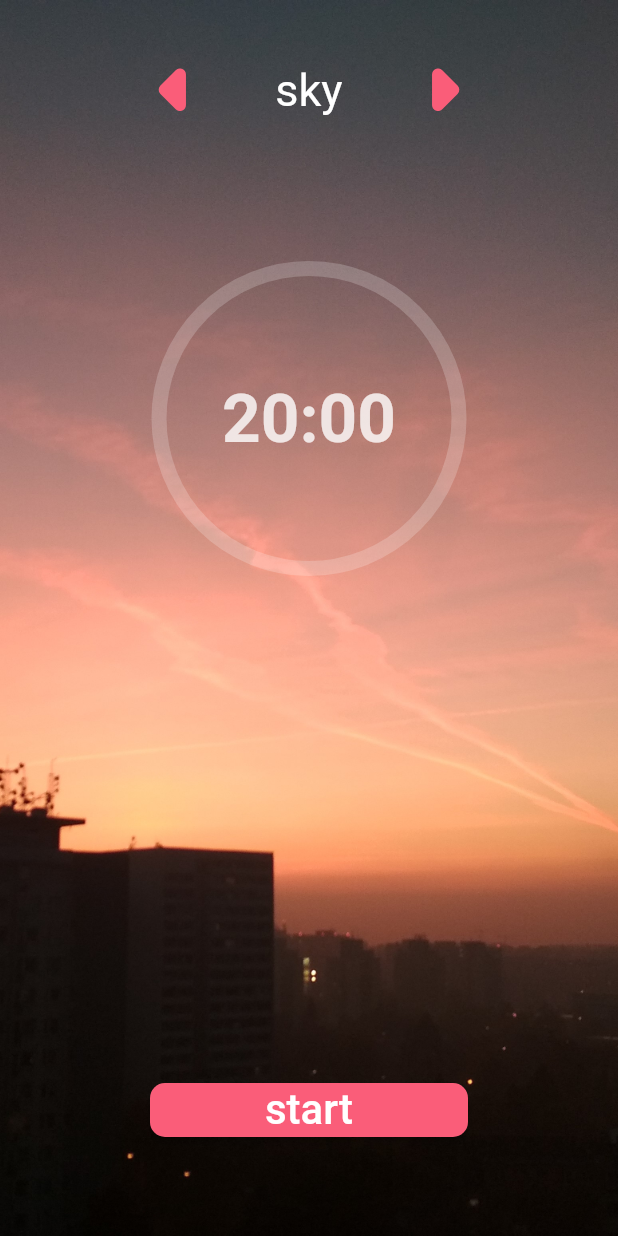
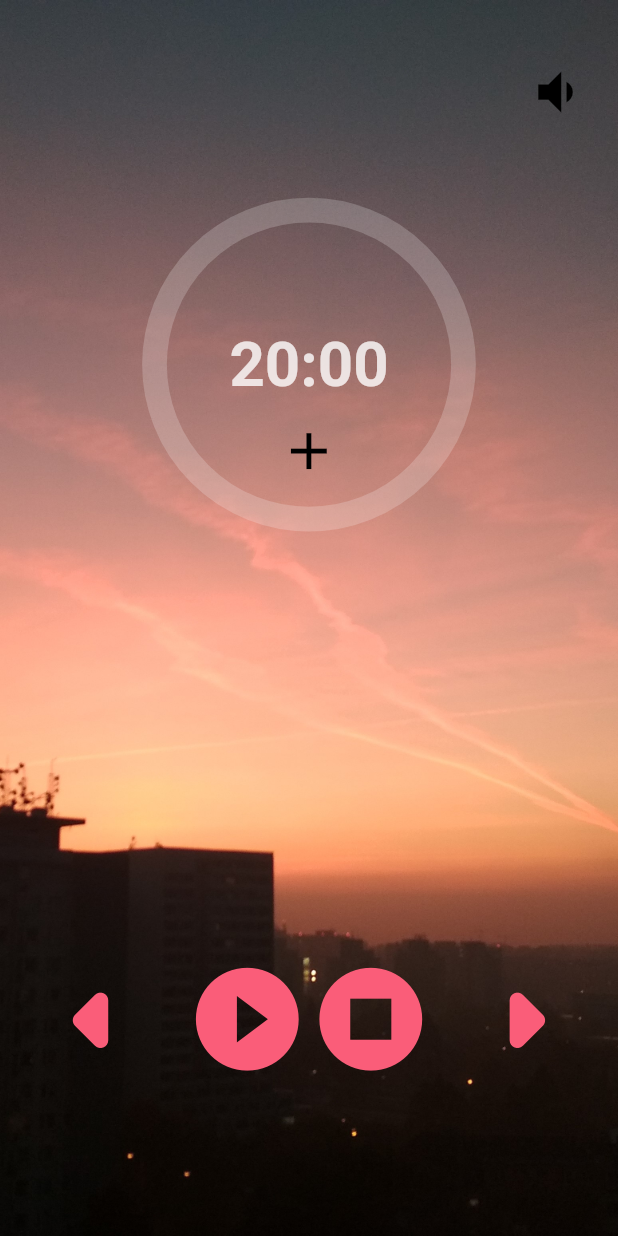
Before and after one commit to masarovag/pomodoro, a Flutter app: the screen it shows after launch, on a phone screen of 412 x 824 dp. Run offline on Flutter 3.47's test engine with Material 2 defaults, Android fonts, the phone set to English and light mode, and no system bars; drawn by our look-alikes of circular_countdown_timer.

Commit message:
fix reset button

```diff
--- a/lib/main.dart
+++ b/lib/main.dart
@@ -8,11 +8,10 @@ void main() {
 }
 
 class MyApp extends StatelessWidget {
-  // This widget is the root of your application.
   @override
   Widget build(BuildContext context) {
     return MaterialApp(
-      title: 'Flutter Demo',
+      title: 'Pomodoro',
       home: MyHomePage(),
     );
   }
@@ -26,8 +25,7 @@ class MyHomePage extends StatefulWidget {
 }
 
 class _MyHomePageState extends State<MyHomePage> {
-  Timer? _timer;
-  int _start = 0;
+  int duration = 1200;
   int styleIndex = 0;
 
   List<ScreenStyle> styles = [
@@ -36,30 +34,29 @@ class _MyHomePageState extends State<MyHomePage> {
     ScreenStyle("sea", "background_3.jpg", Color(0xFF226DEF))
   ];
 
-  CountDownController controller = CountDownController();
+  final CountDownController _countDownController = CountDownController();
 
   @override
   void initState() {
     super.initState();
+    //provede se při spuštění appky - jde o to aby tam nebyly ty 00:00:00
     WidgetsBinding.instance.addPostFrameCallback((_) {
-      controller.start();
-      controller.pause();
+      _countDownController.start();
+      _countDownController.pause();
     });
   }
 
   @override
-  void dispose() {
-    _timer?.cancel();
-    super.dispose();
-  }
+  Widget build(BuildContext context) {
+    Size size = MediaQuery.of(context).size;
+    double height = size.height;
+    double width = size.width;
 
-  @override
-  Widget build(BuildContext context) {
     return Scaffold(
       body: Stack(
         children: <Widget>[
           Container(
-            height: MediaQuery.of(context).size.height,
+            height: height,
             decoration: BoxDecoration(
               image: DecorationImage(
                 fit: BoxFit.fitHeight,
@@ -70,42 +67,59 @@ class _MyHomePageState extends State<MyHomePage> {
             ),
           ),
           Positioned(
-              bottom: 60,
-              left: 100,
-              right: 100,
-              child: RaisedButton(
-                color: styles[styleIndex].buttonColor,
-                shape: RoundedRectangleBorder(
-                    borderRadius: BorderRadius.circular(10)),
-                onPressed: () {
-                  controller.start();
-                },
-                child: Text(
-                  "start",
-                  style: TextStyle(fontSize: 28.0, color: Colors.white),
+            bottom: height * 0.9,
+            right: width * 0.05,
+            child: InkWell(
+              onTap: () {},
+              child: Icon(
+                Icons.volume_down_sharp,
+                color: Colors.black,
+                size: width * 0.1,
               ),
-              )),
+            ),
+          ),
           Positioned(
-            bottom: 445,
-            left: 100,
-            right: 100,
+            bottom: height * 0.58,
+            left: width * 0.25,
+            right: width * 0.25,
             child: CircularCountDownTimer(
-              controller: controller,
-              strokeWidth: 10.0,
+              controller: _countDownController,
+              strokeWidth: width * 0.04,
               isReverse: true,
               autoStart: false,
-              duration: 1200,
+              duration: duration,
               ringColor: Colors.white.withOpacity(0.2),
               fillColor: styles[styleIndex].buttonColor,
-              width: 200,
-              height: 200,
+              width: width * 0.25,
+              height: height * 0.25,
               textStyle: TextStyle(
                   color: Colors.white.withOpacity(0.8),
-                  fontSize: 45,
+                  fontSize: width * 0.1,
                   fontWeight: FontWeight.bold),
             ),
           ),
-          Row(
+          Positioned(
+            bottom: height * 0.61,
+            left: width * 0.25,
+            right: width * 0.25,
+            child: InkWell(
+              onTap: () {
+                duration = duration + 300;
+                _countDownController.restart(duration: duration);
+                _countDownController.pause();
+              },
+              child: Icon(
+                Icons.add,
+                color: Colors.black,
+                size: width * 0.1,
+              ),
+            ),
+          ),
+          Positioned(
+            left: 0,
+            right: 0,
+            bottom: height * 0.1,
+            child: Row(
               mainAxisAlignment: MainAxisAlignment.center,
               children: [
                 InkWell(
@@ -121,16 +135,26 @@ class _MyHomePageState extends State<MyHomePage> {
                   child: Icon(
                     Icons.arrow_left_rounded,
                     color: styles[styleIndex].buttonColor,
-                  size: 95.0,
+                    size: width * 0.3,
                   ),
                 ),
-              SizedBox(width: 20, height: 120),
-              Text(
-                styles[styleIndex].title,
-                style: TextStyle(fontSize: 30.0, color: Colors.white),
-                textAlign: TextAlign.center,
+                PlayButton(
+                  controller: _countDownController,
+                  width: width * 0.25,
+                  color: styles[styleIndex].buttonColor,
+                  key: UniqueKey(),
                 ),
-              SizedBox(width: 20),
+                RestartButton(
+                  onTap: () {
+                    _countDownController.restart(duration: 1200);
+                    _countDownController.pause();
+                    duration = 1200;
+                    setState(() {});
+                  },
+                  height: height * 0.1,
+                  width: width * 0.25,
+                  color: styles[styleIndex].buttonColor,
+                ),
                 InkWell(
                   onTap: () {
                     setState(() {
@@ -144,10 +168,11 @@ class _MyHomePageState extends State<MyHomePage> {
                   child: Icon(
                     Icons.arrow_right_rounded,
                     color: styles[styleIndex].buttonColor,
-                  size: 95.0,
+                    size: width * 0.3,
                   ),
+                )
+              ],
             ),
-            ],
           ),
         ],
       ),
@@ -161,3 +186,70 @@ class ScreenStyle {
   final Color buttonColor;
   ScreenStyle(this.title, this.backgroundImage, this.buttonColor);
 }
+
+class PlayButton extends StatefulWidget {
+  final CountDownController controller;
+  final Color color;
+  final double width;
+  const PlayButton(
+      {required this.controller,
+      required this.color,
+      required this.width,
+      Key? key})
+      : super(key: key);
+
+  @override
+  _PlayButtonState createState() => _PlayButtonState();
+}
+
+class _PlayButtonState extends State<PlayButton> {
+  bool isRunning = false;
+
+  @override
+  Widget build(BuildContext context) {
+    return InkWell(
+        onTap: isRunning
+            ? () {
+                widget.controller.pause();
+                setState(() {
+                  isRunning = false;
+                });
+              }
+            : () {
+                widget.controller.resume();
+                setState(() {
+                  isRunning = true;
+                });
+              },
+        child: Icon(
+          isRunning ? Icons.pause_circle_filled : Icons.play_circle_fill,
+          size: widget.width * 0.8,
+          color: widget.color,
+        ));
+  }
+}
+
+class RestartButton extends StatelessWidget {
+  final Function() onTap;
+  final Color color;
+  final double height;
+  final double width;
+  const RestartButton(
+      {required this.onTap,
+      required this.color,
+      required this.height,
+      required this.width,
+      Key? key})
+      : super(key: key);
+
+  @override
+  Widget build(BuildContext context) {
+    return InkWell(
+        onTap: onTap,
+        child: Icon(
+          Icons.stop_circle,
+          size: width * 0.8,
+          color: color,
+        ));
+  }
+}
```
Lines whose indentation alone changed are shown as unchanged.
